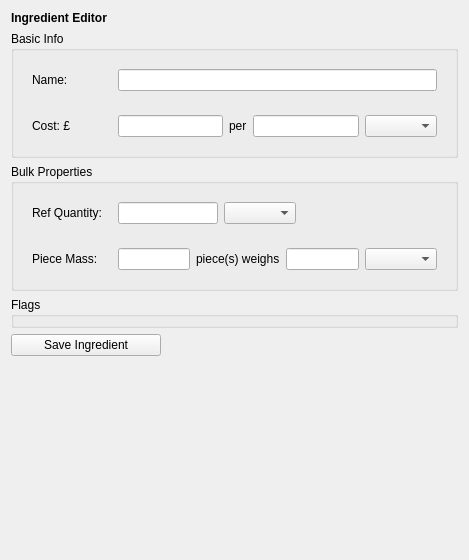
Old version of the form gui/ingredient_editor.ui in the repository JamesAIzzard/codiet.
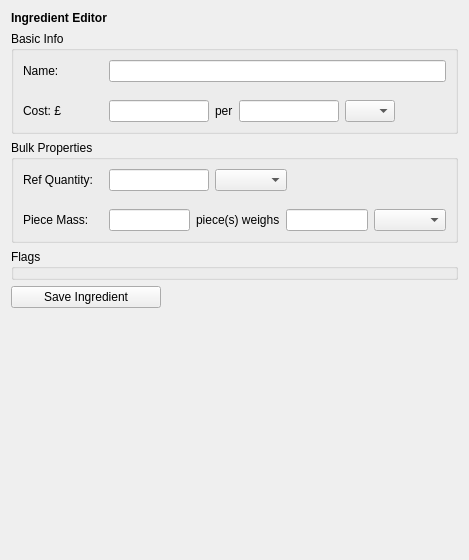
New version of the form.

Commit message: Mass units loading into ingr cost.

```diff
--- a/gui/ingredient_editor.ui
+++ b/gui/ingredient_editor.ui
@@ -44,6 +44,21 @@
       <string>Basic Info</string>
      </property>
      <layout class="QVBoxLayout" name="verticalLayout_2">
+      <property name="spacing">
+       <number>0</number>
+      </property>
+      <property name="leftMargin">
+       <number>0</number>
+      </property>
+      <property name="topMargin">
+       <number>0</number>
+      </property>
+      <property name="rightMargin">
+       <number>0</number>
+      </property>
+      <property name="bottomMargin">
+       <number>0</number>
+      </property>
       <item>
        <widget class="QWidget" name="wg_name" native="true">
         <layout class="QHBoxLayout" name="horizontalLayout_2">
@@ -116,7 +131,7 @@
          <item>
           <widget class="QLineEdit" name="lineEdit_2">
            <property name="sizePolicy">
-            <sizepolicy hsizetype="Expanding" vsizetype="Fixed">
+            <sizepolicy hsizetype="Fixed" vsizetype="Fixed">
              <horstretch>0</horstretch>
              <verstretch>0</verstretch>
             </sizepolicy>
@@ -129,7 +144,7 @@
            </property>
            <property name="maximumSize">
             <size>
-             <width>16777215</width>
+             <width>100</width>
              <height>16777215</height>
             </size>
            </property>
@@ -144,18 +159,8 @@
          </item>
          <item>
           <widget class="QLineEdit" name="lineEdit_3">
-           <property name="maximumSize">
-            <size>
-             <width>16777215</width>
-             <height>16777215</height>
-            </size>
-           </property>
-          </widget>
-         </item>
-         <item>
-          <widget class="QComboBox" name="comboBox">
            <property name="sizePolicy">
-            <sizepolicy hsizetype="Preferred" vsizetype="Fixed">
+            <sizepolicy hsizetype="Fixed" vsizetype="Fixed">
              <horstretch>0</horstretch>
              <verstretch>0</verstretch>
             </sizepolicy>
@@ -168,6 +173,41 @@
            </property>
           </widget>
          </item>
+         <item>
+          <widget class="QComboBox" name="cmb_cost_units">
+           <property name="sizePolicy">
+            <sizepolicy hsizetype="Fixed" vsizetype="Fixed">
+             <horstretch>0</horstretch>
+             <verstretch>0</verstretch>
+            </sizepolicy>
+           </property>
+           <property name="minimumSize">
+            <size>
+             <width>0</width>
+             <height>0</height>
+            </size>
+           </property>
+           <property name="maximumSize">
+            <size>
+             <width>50</width>
+             <height>16777215</height>
+            </size>
+           </property>
+          </widget>
+         </item>
+         <item>
+          <spacer name="horizontalSpacer_2">
+           <property name="orientation">
+            <enum>Qt::Horizontal</enum>
+           </property>
+           <property name="sizeHint" stdset="0">
+            <size>
+             <width>40</width>
+             <height>20</height>
+            </size>
+           </property>
+          </spacer>
+         </item>
         </layout>
        </widget>
       </item>
@@ -180,6 +220,21 @@
       <string>Bulk Properties</string>
      </property>
      <layout class="QVBoxLayout" name="verticalLayout_3">
+      <property name="spacing">
+       <number>0</number>
+      </property>
+      <property name="leftMargin">
+       <number>0</number>
+      </property>
+      <property name="topMargin">
+       <number>0</number>
+      </property>
+      <property name="rightMargin">
+       <number>0</number>
+      </property>
+      <property name="bottomMargin">
+       <number>0</number>
+      </property>
       <item>
        <widget class="QWidget" name="wg_ref_qty" native="true">
         <layout class="QHBoxLayout" name="horizontalLayout_3">
```
The commit also changes 5 other files.
